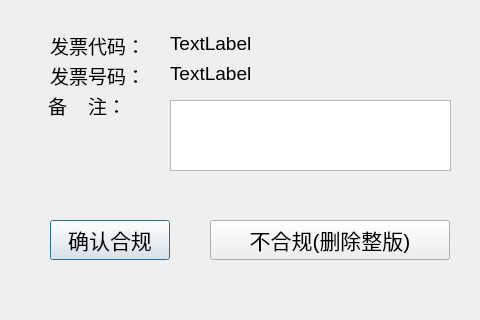
Old version of the form yesruledialog.ui in the repository czhc001/Qt-Project-FAPIAO.
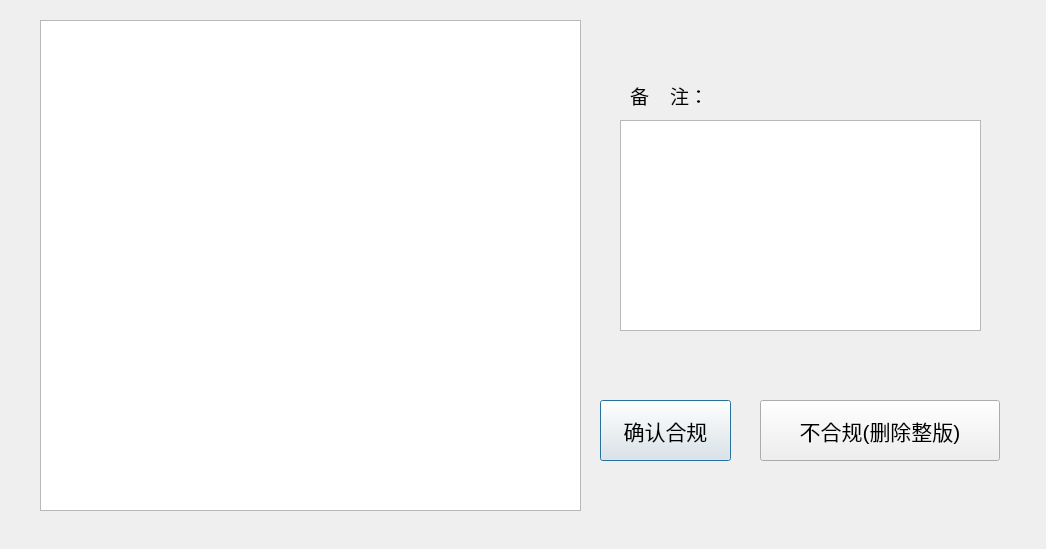
New version of the form. Icons and pictures are not drawn.

Patch:
```diff
--- a/yesruledialog.ui
+++ b/yesruledialog.ui
@@ -6,8 +6,8 @@
    <rect>
     <x>0</x>
     <y>0</y>
-    <width>480</width>
-    <height>320</height>
+    <width>1046</width>
+    <height>549</height>
    </rect>
   </property>
   <property name="windowTitle">
@@ -17,85 +17,13 @@
    <iconset resource="icon.qrc">
     <normaloff>:/image/icon.png</normaloff>:/image/icon.png</iconset>
   </property>
-  <widget class="QLabel" name="label">
-   <property name="geometry">
-    <rect>
-     <x>50</x>
-     <y>30</y>
-     <width>110</width>
-     <height>31</height>
-    </rect>
-   </property>
-   <property name="font">
-    <font>
-     <pointsize>14</pointsize>
-    </font>
-   </property>
-   <property name="text">
-    <string>发票代码：</string>
-   </property>
-  </widget>
-  <widget class="QLabel" name="label_2">
-   <property name="geometry">
-    <rect>
-     <x>50</x>
-     <y>60</y>
-     <width>110</width>
-     <height>31</height>
-    </rect>
-   </property>
-   <property name="font">
-    <font>
-     <pointsize>14</pointsize>
-    </font>
-   </property>
-   <property name="text">
-    <string>发票号码：</string>
-   </property>
-  </widget>
-  <widget class="QLabel" name="label_code">
-   <property name="geometry">
-    <rect>
-     <x>170</x>
-     <y>30</y>
-     <width>221</width>
-     <height>26</height>
-    </rect>
-   </property>
-   <property name="font">
-    <font>
-     <pointsize>14</pointsize>
-    </font>
-   </property>
-   <property name="text">
-    <string>TextLabel</string>
-   </property>
-  </widget>
-  <widget class="QLabel" name="label_no">
-   <property name="geometry">
-    <rect>
-     <x>170</x>
-     <y>60</y>
-     <width>221</width>
-     <height>26</height>
-    </rect>
-   </property>
-   <property name="font">
-    <font>
-     <pointsize>14</pointsize>
-    </font>
-   </property>
-   <property name="text">
-    <string>TextLabel</string>
-   </property>
-  </widget>
   <widget class="QPushButton" name="Button_yes">
    <property name="geometry">
     <rect>
-     <x>50</x>
-     <y>220</y>
-     <width>120</width>
-     <height>40</height>
+     <x>600</x>
+     <y>400</y>
+     <width>131</width>
+     <height>61</height>
     </rect>
    </property>
    <property name="font">
@@ -110,10 +38,10 @@
   <widget class="QTextEdit" name="textEdit">
    <property name="geometry">
     <rect>
-     <x>170</x>
-     <y>100</y>
-     <width>281</width>
-     <height>71</height>
+     <x>620</x>
+     <y>120</y>
+     <width>361</width>
+     <height>211</height>
     </rect>
    </property>
    <property name="font">
@@ -132,8 +60,8 @@
   <widget class="QLabel" name="label_5">
    <property name="geometry">
     <rect>
-     <x>48</x>
-     <y>90</y>
+     <x>630</x>
+     <y>80</y>
      <width>110</width>
      <height>31</height>
     </rect>
@@ -159,10 +87,10 @@
   <widget class="QPushButton" name="Button_no">
    <property name="geometry">
     <rect>
-     <x>210</x>
-     <y>220</y>
+     <x>760</x>
+     <y>400</y>
      <width>240</width>
-     <height>40</height>
+     <height>61</height>
     </rect>
    </property>
    <property name="font">
@@ -177,8 +105,8 @@
   <widget class="QLabel" name="label_hint">
    <property name="geometry">
     <rect>
-     <x>59</x>
-     <y>180</y>
+     <x>610</x>
+     <y>350</y>
      <width>381</width>
      <height>31</height>
     </rect>
@@ -198,6 +126,16 @@
     <set>Qt::AlignCenter</set>
    </property>
   </widget>
+  <widget class="QTableView" name="tableView">
+   <property name="geometry">
+    <rect>
+     <x>40</x>
+     <y>20</y>
+     <width>541</width>
+     <height>491</height>
+    </rect>
+   </property>
+  </widget>
  </widget>
  <resources>
   <include location="icon.qrc"/>
```
